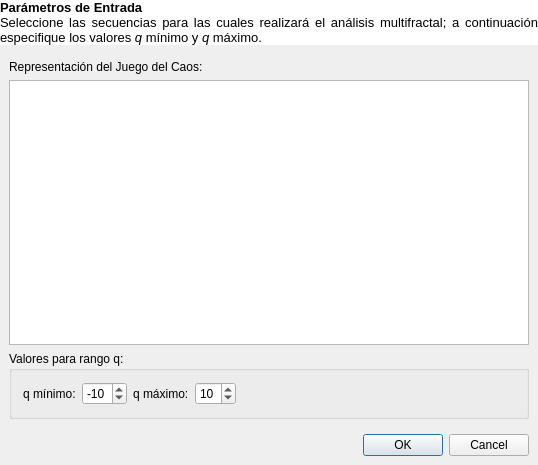
Old version of the form src/gui/MfaParametersForm.ui in the repository hspitia/GenomAMf.
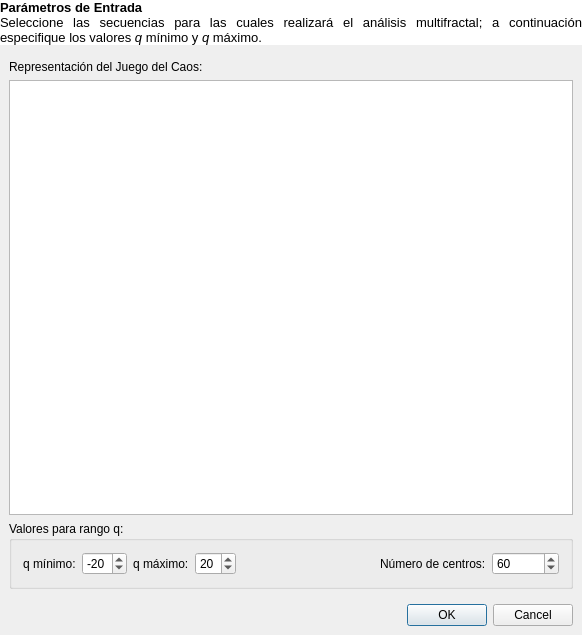
New version of the form. Icons and pictures are not drawn.

Patch:
```diff
--- a/src/gui/MfaParametersForm.ui
+++ b/src/gui/MfaParametersForm.ui
@@ -6,8 +6,8 @@
    <rect>
     <x>0</x>
     <y>0</y>
-    <width>538</width>
-    <height>465</height>
+    <width>582</width>
+    <height>635</height>
    </rect>
   </property>
   <property name="windowTitle">
@@ -124,14 +124,14 @@
               <item>
                <widget class="QSpinBox" name="qMinSpinBox">
                 <property name="minimum">
+                 <number>-70</number>
+                </property>
+                <property name="maximum">
+                 <number>-2</number>
+                </property>
+                <property name="value">
                  <number>-20</number>
                 </property>
-                <property name="maximum">
-                 <number>-1</number>
-                </property>
-                <property name="value">
-                 <number>-10</number>
-                </property>
                </widget>
               </item>
              </layout>
@@ -151,11 +151,11 @@
                  <number>2</number>
                 </property>
                 <property name="maximum">
+                 <number>70</number>
+                </property>
+                <property name="value">
                  <number>20</number>
                 </property>
-                <property name="value">
-                 <number>10</number>
-                </property>
                </widget>
               </item>
               <item>
@@ -173,6 +173,29 @@
               </item>
              </layout>
             </item>
+            <item>
+             <widget class="QLabel" name="nCentersLabel">
+              <property name="text">
+               <string>Número de centros:</string>
+              </property>
+             </widget>
+            </item>
+            <item>
+             <widget class="QSpinBox" name="nCentersSpinBox">
+              <property name="minimum">
+               <number>10</number>
+              </property>
+              <property name="maximum">
+               <number>100000</number>
+              </property>
+              <property name="singleStep">
+               <number>10</number>
+              </property>
+              <property name="value">
+               <number>60</number>
+              </property>
+             </widget>
+            </item>
            </layout>
           </item>
          </layout>
```
